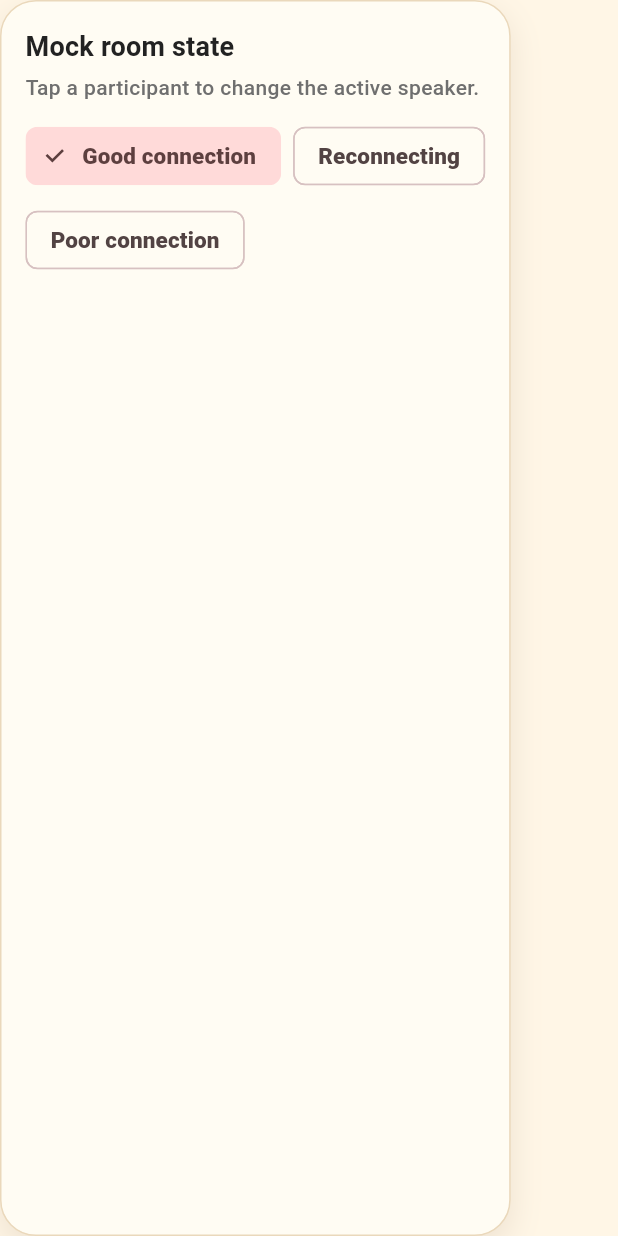
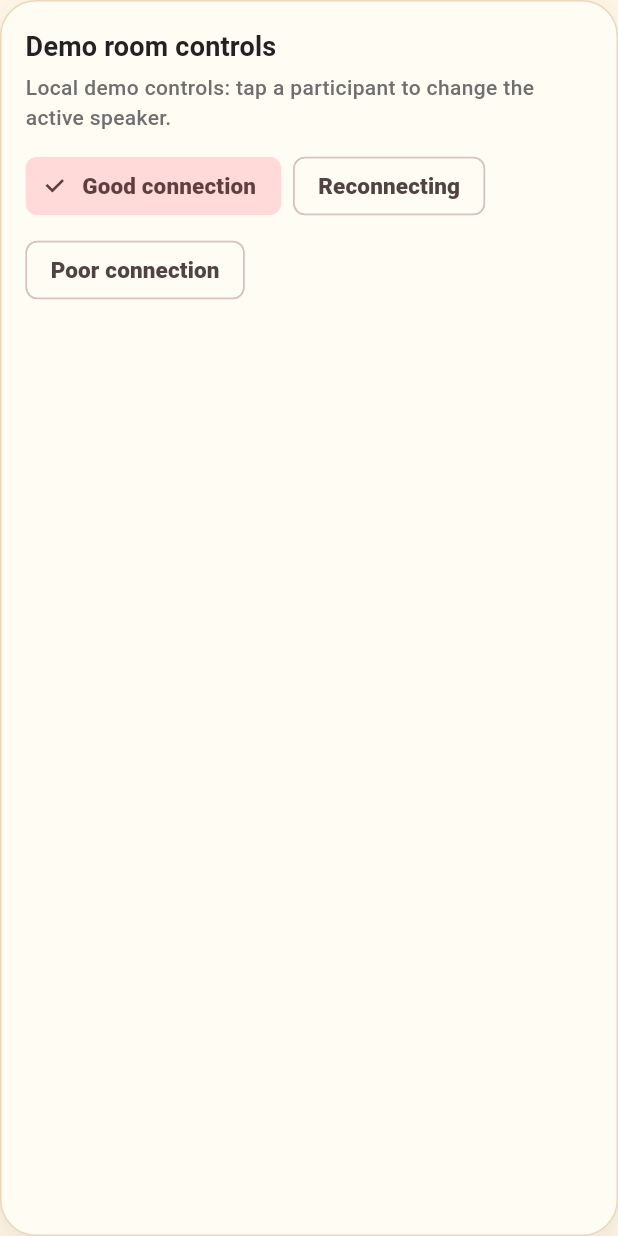
Before and after one commit to GabrielBatavia/Oppose, a Flutter app: the MockRoomStateCard widget shown alone on an empty page, opened directly with empty values, on a phone screen of 412 x 824 dp. Run offline on Flutter 3.47's test engine with Material 3 defaults, Android fonts, the phone set to English and light mode, and no system bars; our stand-ins replace go_router.

Commit message:
docs(sprint-11): add MVP demo readiness polish

```diff
--- a/lib/features/ai/ai_control_drawer.dart
+++ b/lib/features/ai/ai_control_drawer.dart
@@ -60,7 +60,9 @@
                     style: Theme.of(context).textTheme.titleLarge,
                   ),
                   const SizedBox(height: OpposeSpacing.xs),
-                  const Text('AI responds only when asked and stays visible.'),
+                  const Text(
+                    'AI responds only when asked, stays visible, and keeps memory off in this demo.',
+                  ),
                   const SizedBox(height: OpposeSpacing.md),
                   AIStatusPill(status: ai.status),
                 ],
--- a/lib/features/room/widgets/mock_room_state_card.dart
+++ b/lib/features/room/widgets/mock_room_state_card.dart
@@ -21,11 +21,13 @@
         crossAxisAlignment: CrossAxisAlignment.start,
         children: [
           Text(
-            'Mock room state',
+            'Demo room controls',
             style: Theme.of(context).textTheme.titleMedium,
           ),
           const SizedBox(height: OpposeSpacing.xs),
-          const Text('Tap a participant to change the active speaker.'),
+          const Text(
+            'Local demo controls: tap a participant to change the active speaker.',
+          ),
           const SizedBox(height: OpposeSpacing.md),
           Wrap(
             spacing: 8,
```
Also changed, not shown: 2 other files.
